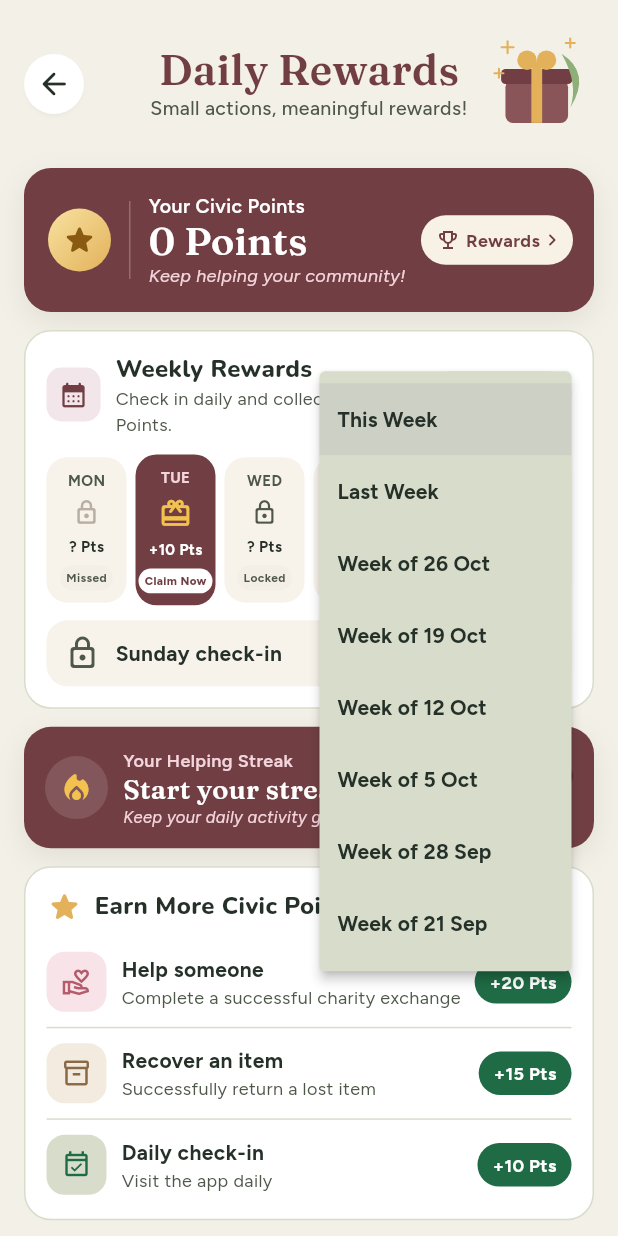
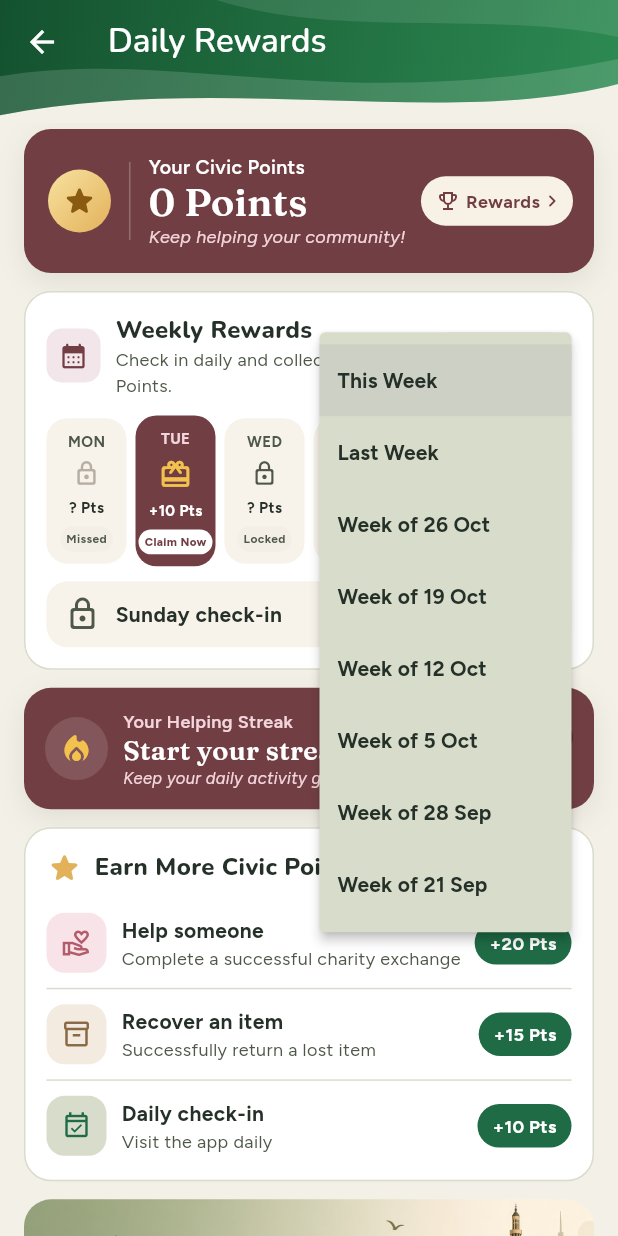
Before and after one commit to mqasim434/Civic-Citizen, a Flutter app: the RewardsView screen opened by its route, after a tap on "This Week", on a phone screen of 412 x 824 dp. Run offline on Flutter 3.47's test engine with Material 3 defaults, Android fonts, the phone set to English and light mode, and no system bars; our stand-ins replace app_links, cloud_firestore, file_picker, firebase_auth, firebase_core, flutter_animate and 10 more; missing offline and left inert: custom_info_window, google_mlkit_face_detection, mobile_scanner; accounts and stored records are empty.

Commit message:
feat: Use the standard wave header on the Rewards page
Co-Authored-By: Claude Opus 5.5 <noreply@anthropic.com>
Claude-Session: https://claude.ai/code/session_01KQGoRTx7FGdc3Di3gnfFEu

```diff
--- a/lib/features/fun_activity/views/rewards_view.dart
+++ b/lib/features/fun_activity/views/rewards_view.dart
@@ -1,5 +1,4 @@
 import 'package:flutter/material.dart';
-import 'package:flutter/services.dart';
 import 'package:google_fonts/google_fonts.dart';
 import 'package:provider/provider.dart';
 
@@ -8,6 +7,7 @@ import '../../../core/navigation/tab_reselect.dart';
 import '../../../core/theme/app_theme.dart';
 import '../../auth/controllers/auth_controller.dart';
 import '../../points/services/points_service.dart';
+import 'package:civic_citizen/shared/widgets/wave_header.dart';
 
 /// Daily Rewards screen from the client mock: points, weekly check-in, streak.
 class RewardsView extends StatefulWidget {
@@ -76,21 +76,19 @@ class _RewardsViewState extends State<RewardsView>
     );
   }
 
-  void _back() => Navigator.of(context).maybePop();
-
   @override
   Widget build(BuildContext context) {
     final uid = context.watch<AuthController>().user?.uid;
-    // No app bar here, so set status bar icons for the cream / dark page.
-    final page = AnnotatedRegion<SystemUiOverlayStyle>(
-      value: AppTheme.colors(context).isDark
-          ? SystemUiOverlayStyle.light
-          : SystemUiOverlayStyle.dark,
-      child: ColoredBox(
-      color: AppTheme.colors(context).page,
-      child: SafeArea(
-        bottom: false,
-        child: uid == null
+    // Same wave header as every other screen. As a tab there is no back
+    // arrow; opened as its own page the app bar adds one.
+    return Scaffold(
+      backgroundColor: AppTheme.colors(context).page,
+      appBar: AppBar(
+        flexibleSpace: const WaveHeaderBackground(),
+        bottom: const WaveHeaderSpacer(),
+        title: const Text('Daily Rewards'),
+      ),
+      body: uid == null
           ? const Center(child: Text('Please sign in'))
           : StreamBuilder<CivicRewardsState>(
               stream: context.read<PointsService>().watchRewards(uid),
@@ -106,17 +104,12 @@ class _RewardsViewState extends State<RewardsView>
                   weekOffset: _weekOffset,
                   onWeekSelected: (offset) =>
                       setState(() => _weekOffset = offset),
-                    onBack: widget.embedded ? null : _back,
                   onRewards: _scrollToEarn,
                   onClaim: _claim,
                 );
               },
             ),
-      ),
-    ),
     );
-    if (widget.embedded) return page;
-    return Scaffold(body: page);
   }
 }
 
@@ -128,7 +121,6 @@ class _RewardsBody extends StatelessWidget {
     required this.claiming,
     required this.weekOffset,
     required this.onWeekSelected,
-    required this.onBack,
     required this.onRewards,
     required this.onClaim,
   });
@@ -139,7 +131,6 @@ class _RewardsBody extends StatelessWidget {
   final bool claiming;
   final int weekOffset;
   final ValueChanged<int> onWeekSelected;
-  final VoidCallback? onBack;
   final VoidCallback onRewards;
   final ValueChanged<int> onClaim;
 
@@ -161,13 +152,11 @@ class _RewardsBody extends StatelessWidget {
       controller: scroll,
       padding: const EdgeInsets.fromLTRB(
         AppTheme.pagePadding,
-        8,
+        4,
         AppTheme.pagePadding,
         28,
       ),
       children: [
-        _Header(onBack: onBack),
-        const SizedBox(height: 8),
         _PointsCard(
           balance: state.balance,
           onRewards: onRewards,
@@ -246,77 +235,6 @@ int _streakCount(Map<String, int> checkIns, DateTime today) {
     cursor = cursor.subtract(const Duration(days: 1));
   }
   return count;
-}
-
-class _Header extends StatelessWidget {
-  const _Header({this.onBack});
-
-  /// Shown only when Rewards is opened as its own page, not as a tab.
-  final VoidCallback? onBack;
-
-  @override
-  Widget build(BuildContext context) {
-    final c = AppTheme.colors(context);
-    return SizedBox(
-      height: 96,
-      child: Stack(
-        children: [
-          if (onBack != null)
-          Align(
-            alignment: Alignment.centerLeft,
-            child: Material(
-              color: c.card,
-              shape: const CircleBorder(),
-              elevation: 1,
-              shadowColor: const Color(0x22000000),
-              child: InkWell(
-                customBorder: const CircleBorder(),
-                onTap: onBack,
-                child: SizedBox(
-                  width: 40,
-                  height: 40,
-                  child: Icon(Icons.arrow_back_rounded, color: c.ink),
-                ),
-              ),
-            ),
-          ),
-          Center(
-            child: Padding(
-              padding: const EdgeInsets.symmetric(horizontal: 56),
-              child: Column(
-                mainAxisAlignment: MainAxisAlignment.center,
-                children: [
-                  Text(
-                    'Daily Rewards',
-                    style: GoogleFonts.fraunces(
-                      fontSize: 28,
-                      fontWeight: FontWeight.w600,
-                      color: c.burgundyInk,
-                      height: 1.05,
-                    ),
-                  ),
-                  const SizedBox(height: 2),
-                  Text(
-                    'Small actions, meaningful rewards!',
-                    textAlign: TextAlign.center,
-                    style: GoogleFonts.figtree(
-                      fontSize: 13,
-                      color: c.inkMuted,
-                      fontWeight: FontWeight.w500,
-                    ),
-                  ),
-                ],
-              ),
-            ),
-          ),
-          const Align(
-            alignment: Alignment.centerRight,
-            child: _GiftMark(),
-          ),
-        ],
-      ),
-    );
-  }
 }
 
 class _PointsCard extends StatelessWidget {
@@ -1125,19 +1043,6 @@ class _CommunityBanner extends StatelessWidget {
   }
 }
 
-class _GiftMark extends StatelessWidget {
-  const _GiftMark();
-
-  @override
-  Widget build(BuildContext context) {
-    return const SizedBox(
-      width: 72,
-      height: 72,
-      child: CustomPaint(painter: _GiftPainter()),
-    );
-  }
-}
-
 class _GoldCoin extends StatelessWidget {
   const _GoldCoin();
 
@@ -1157,63 +1062,6 @@ class _GoldCoin extends StatelessWidget {
       child: const Icon(Icons.star_rounded, color: Color(0xFF8A5A12)),
     );
   }
-}
-
-class _GiftPainter extends CustomPainter {
-  const _GiftPainter();
-
-  @override
-  void paint(Canvas canvas, Size size) {
-    final w = size.width;
-    final h = size.height;
-    final box = Paint()..color = const Color(0xFF8A5558);
-    final lid = Paint()..color = AppTheme.burgundy;
-    final ribbon = Paint()..color = const Color(0xFFE2B15A);
-    final leaf = Paint()..color = const Color(0xFF8EAF78);
-    final spark = Paint()
-      ..color = const Color(0xFFE2B15A)
-      ..strokeWidth = 1.4
-      ..strokeCap = StrokeCap.round
-      ..style = PaintingStyle.stroke;
-
-    canvas.drawRRect(
-      RRect.fromRectAndRadius(
-        Rect.fromLTWH(w * 0.18, h * 0.46, w * 0.58, h * 0.40),
-        const Radius.circular(5),
-      ),
-      box,
-    );
-    canvas.drawRRect(
-      RRect.fromRectAndRadius(
-        Rect.fromLTWH(w * 0.14, h * 0.36, w * 0.66, h * 0.14),
-        const Radius.circular(3),
-      ),
-      lid,
-    );
-    canvas.drawRect(Rect.fromLTWH(w * 0.42, h * 0.36, w * 0.1, h * 0.50), ribbon);
-    canvas.drawCircle(Offset(w * 0.38, h * 0.28), w * 0.09, ribbon);
-    canvas.drawCircle(Offset(w * 0.56, h * 0.28), w * 0.09, ribbon);
-    canvas.drawCircle(Offset(w * 0.47, h * 0.34), w * 0.045, ribbon);
-
-    final leafPath = Path()
-      ..moveTo(w * 0.78, h * 0.72)
-      ..quadraticBezierTo(w * 0.98, h * 0.4, w * 0.7, h * 0.22)
-      ..quadraticBezierTo(w * 0.86, h * 0.5, w * 0.78, h * 0.72)
-      ..close();
-    canvas.drawPath(leafPath, leaf);
-
-    void sparkle(Offset c, double r) {
-      canvas.drawLine(c.translate(0, -r), c.translate(0, r), spark);
-      canvas.drawLine(c.translate(-r, 0), c.translate(r, 0), spark);
-    }
-
-    sparkle(Offset(w * 0.2, h * 0.16), 4);
-    sparkle(Offset(w * 0.78, h * 0.12), 3);
-    sparkle(Offset(w * 0.12, h * 0.4), 3);
-  }
-
-  @override
-  bool shouldRepaint(covariant CustomPainter oldDelegate) => false;
 }
 
 class _RewardsColors {
```
Lines whose indentation alone changed are shown as unchanged.
